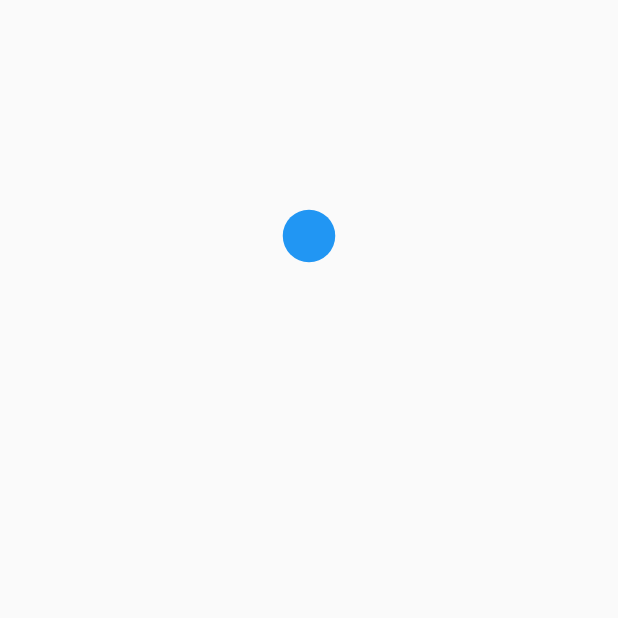
After one commit to Nikhilsahu05/national-digital-notes, a Flutter app: the first screen one second after launch, on a phone screen of 412 x 824 dp, the top half of it. The commit adds this screen. Run offline on Flutter 3.47's test engine with Material 2 defaults, Android fonts, the phone set to English and light mode, and no system bars; our stand-ins replace carousel_slider, dots_indicator, get, introduction_screen, nb_utils; missing offline and left inert: rating, syncfusion_flutter_pdf, syncfusion_flutter_pdfviewer.

Commit message:
Added animated splash screen, Completed NDN

```diff
--- a/lib/main.dart
+++ b/lib/main.dart
@@ -1,6 +1,9 @@
 import 'package:flutter/material.dart';
 import 'package:get/get_navigation/src/root/get_material_app.dart';
-import 'package:national_digital_notes/views/splash_screen/splash_view.dart';
+import 'package:get/get_navigation/src/routes/transitions_type.dart';
+import 'package:national_digital_notes/views/main/screens/AppSplashScreen.dart';
+
+// AppStore appStore = AppStore();
 
 void main() {
   runApp(const MyApp());
@@ -9,27 +12,17 @@ void main() {
 class MyApp extends StatelessWidget {
   const MyApp({super.key});
 
-  // This widget is the root of your application.
   @override
   Widget build(BuildContext context) {
     return GetMaterialApp(
+      defaultTransition: Transition.fadeIn,
       debugShowCheckedModeBanner: false,
       title: 'Flutter Demo',
       theme: ThemeData(
-        // scaffoldBackgroundColor: Colors.blue.shade50,
         fontFamily: 'Poppins-Regular',
-        // This is the theme of your application.
-        //
-        // Try running your application with "flutter run". You'll see the
-        // application has a blue toolbar. Then, without quitting the app, try
-        // changing the primarySwatch below to Colors.green and then invoke
-        // "hot reload" (press "r" in the console where you ran "flutter run",
-        // or simply save your changes to "hot reload" in a Flutter IDE).
-        // Notice that the counter didn't reset back to zero; the application
-        // is not restarted.
         primarySwatch: Colors.blue,
       ),
-      home: const SplashScreen(),
+      home: const AppSplashScreen(),
     );
   }
 }
--- /dev/null
+++ b/lib/views/main/screens/AppSplashScreen.dart
@@ -0,0 +1,163 @@
+// ignore: duplicate_ignore
+// ignore: file_names
+// ignore_for_file: file_names
+
+import 'dart:async';
+
+import 'package:flutter/material.dart';
+import 'package:get/get.dart';
+import 'package:national_digital_notes/views/pre_login_screen/pre_login_screen.dart';
+import 'package:nb_utils/nb_utils.dart';
+
+import '../utils/AppColors.dart';
+
+class AppSplashScreen extends StatefulWidget {
+  static String tag = '/ProkitSplashScreen';
+
+  const AppSplashScreen({super.key});
+
+  @override
+  // ignore: library_private_types_in_public_api
+  _AppSplashScreenState createState() => _AppSplashScreenState();
+}
+
+class _AppSplashScreenState extends State<AppSplashScreen>
+    with SingleTickerProviderStateMixin {
+  AnimationController? scaleController;
+  Animation<double>? scaleAnimation;
+
+  bool _a = false;
+  bool _c = false;
+  bool _d = false;
+  bool _e = false;
+  bool secondAnim = false;
+
+  Color boxColor = Colors.transparent;
+
+  @override
+  void initState() {
+    super.initState();
+    init();
+  }
+
+  void init() async {
+    Timer(const Duration(milliseconds: 800), () {
+      setState(() {
+        boxColor = Colors.blue;
+        _a = true;
+      });
+    });
+    Timer(const Duration(milliseconds: 1700), () {
+      setState(() {
+        boxColor = context.scaffoldBackgroundColor;
+        _c = true;
+      });
+    });
+    Timer(const Duration(milliseconds: 1900), () {
+      setState(() {
+        _e = true;
+      });
+    });
+    Timer(const Duration(milliseconds: 3400), () {
+      secondAnim = true;
+
+      scaleController = AnimationController(
+        vsync: this,
+        duration: const Duration(milliseconds: 1000),
+      )..forward();
+      scaleAnimation =
+          Tween<double>(begin: 0.0, end: 12).animate(scaleController!);
+
+      setState(() {
+        boxColor = Colors.blue;
+        _d = true;
+      });
+    });
+    Timer(const Duration(milliseconds: 4200), () {
+      secondAnim = true;
+      setState(() {});
+
+      Get.to(const PreLoginScreen());
+    });
+  }
+
+  @override
+  void dispose() {
+    scaleController!.dispose();
+    super.dispose();
+  }
+
+  @override
+  Widget build(BuildContext context) {
+    double h = MediaQuery.of(context).size.height;
+    double w = MediaQuery.of(context).size.width;
+    return Scaffold(
+      backgroundColor: context.scaffoldBackgroundColor,
+      body: Center(
+        child: Column(
+          children: [
+            AnimatedContainer(
+              duration: Duration(milliseconds: _d ? 900 : 2500),
+              curve: _d ? Curves.fastLinearToSlowEaseIn : Curves.elasticOut,
+              height: _d
+                  ? 0
+                  : _a
+                      ? h / 2.5
+                      : 20,
+              width: 20,
+            ),
+            AnimatedContainer(
+              duration: Duration(seconds: _c ? 2 : 0),
+              curve: Curves.fastLinearToSlowEaseIn,
+              height: _d
+                  ? h
+                  : _c
+                      ? 150
+                      : 35,
+              width: _d
+                  ? w
+                  : _c
+                      ? 150
+                      : 35,
+              decoration: BoxDecoration(
+                  color: boxColor,
+                  //shape: _c? BoxShape.rectangle : BoxShape.circle,
+                  borderRadius: _d
+                      ? const BorderRadius.only()
+                      : BorderRadius.circular(30)),
+              child: secondAnim
+                  ? Center(
+                      child: Container(
+                        width: 150,
+                        height: 150,
+                        decoration: const BoxDecoration(
+                            color: appSplashSecondaryColor,
+                            shape: BoxShape.circle),
+                        child: AnimatedBuilder(
+                          animation: scaleAnimation!,
+                          builder: (c, child) => Transform.scale(
+                            scale: scaleAnimation!.value,
+                            child: Container(
+                              decoration: const BoxDecoration(
+                                shape: BoxShape.circle,
+                                color: appSplashSecondaryColor,
+                              ),
+                            ),
+                          ),
+                        ),
+                      ),
+                    )
+                  : Center(
+                      child: _e
+                          ? SizedBox(
+                              child: Image.asset(
+                                  'assets/android_logo/NDN Logo (1).png'))
+                          : const SizedBox(),
+                    ),
+            ),
+          ],
+        ),
+      ),
+    );
+  }
+}
```
Also changed, not shown: lib/testing_epub.dart (added, +29 -0 lines), lib/views/dashboard_screen/dashboard_view.dart (+7 -6 lines), lib/views/main/utils/AppColors.dart (added, +51 -0 lines), lib/views/main/utils/AppConstant.dart (added, +111 -0 lines), lib/views/my_library_screen/detailed_order_details_view.dart (+14 -10 lines), lib/views/specific_book_details_screen/specific_books_views.dart (+28 -30 lines), lib/views/wishlists/wishlists.dart (+6 -4 lines), pubspec.yaml (+12 -18 lines), assets/android_logo/NDN Logo (1).png (added), assets/onboarding-images/android_logo.png, lib/views/page_turn_testing/page_turn_testing.dart (added), pubspec.lock, 4 other files.
